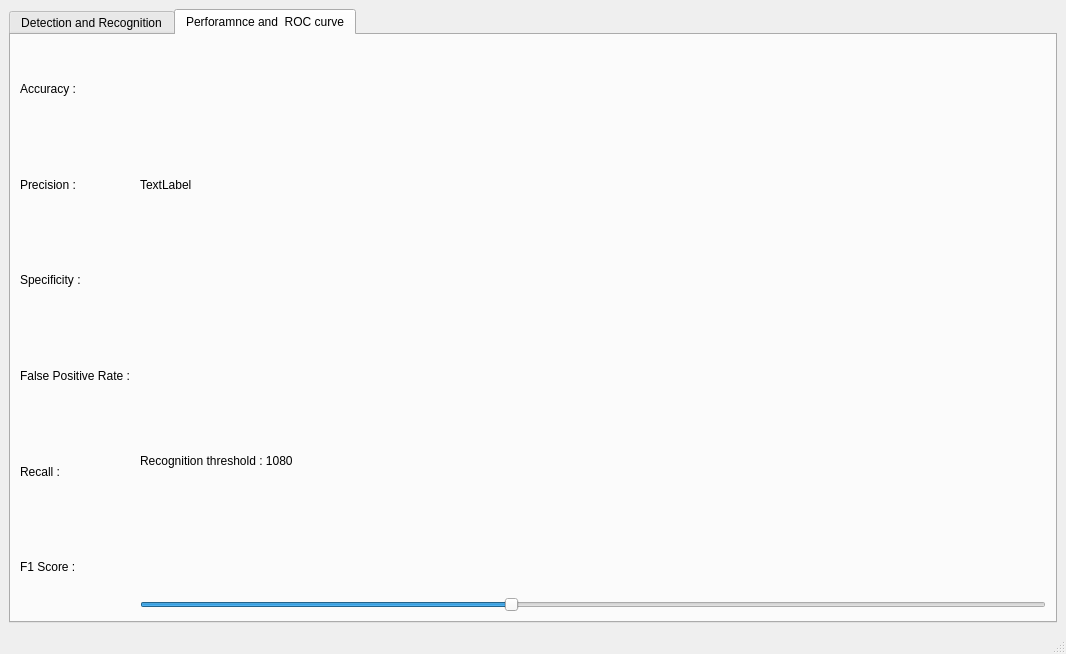
Above: main.ui from Muhannad159/Face-Detection-And-Recognition before the change. Below: the same form after it.
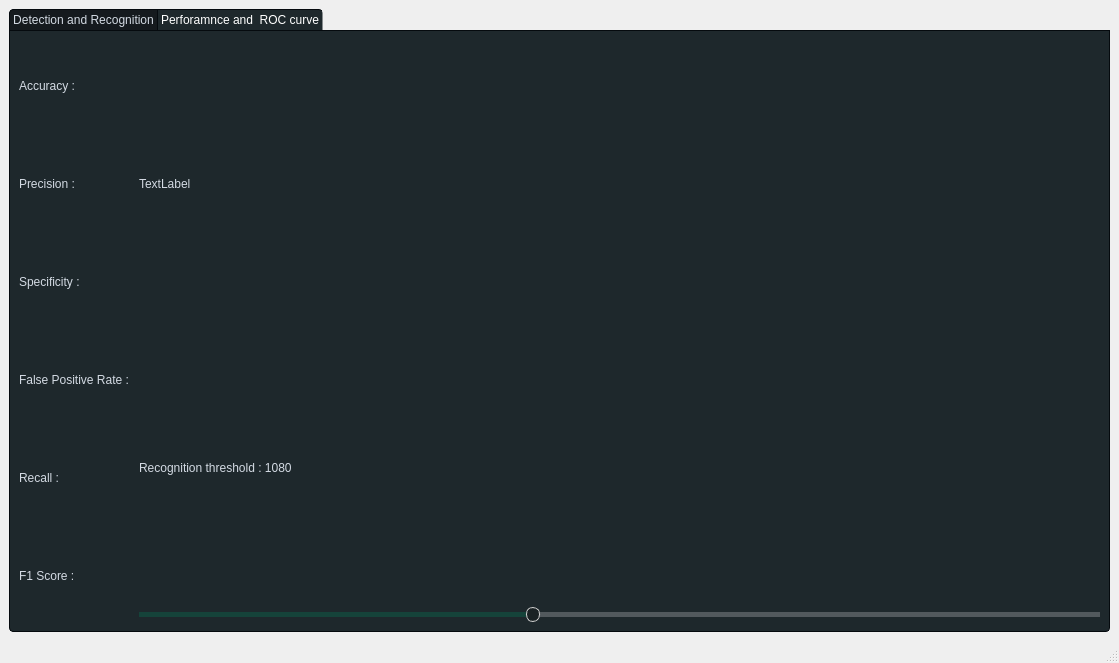
That is the form after the change.

Patch:
```diff
--- a/main.ui
+++ b/main.ui
@@ -6,8 +6,8 @@
    <rect>
     <x>0</x>
     <y>0</y>
-    <width>1066</width>
-    <height>654</height>
+    <width>1119</width>
+    <height>663</height>
    </rect>
   </property>
   <property name="windowTitle">
@@ -17,6 +17,532 @@
    <layout class="QGridLayout" name="gridLayout_4">
     <item row="0" column="0">
      <widget class="QTabWidget" name="tabWidget">
+      <property name="styleSheet">
+       <string notr="true">QMainWindow {
+	background-color:#151a1e;
+}
+QCalendar {
+	background-color: #151a1e;
+}
+QTextEdit {
+	border-width: 1px;
+	border-style: solid;
+	border-color: #4fa08b;
+	background-color: #222b2e;
+	color: #d3dae3;
+}
+QPlainTextEdit {
+	border-width: 1px;
+	border-style: solid;
+	border-color: #4fa08b;
+	background-color: #222b2e;
+	color: #d3dae3;
+}
+QToolButton {
+	border-style: solid;
+	border-top-color: qlineargradient(spread:pad, x1:0.5, y1:1, x2:0.5, y2:0, stop:0 rgb(215, 215, 215), stop:1 rgb(222, 222, 222));
+	border-right-color: qlineargradient(spread:pad, x1:0, y1:0.5, x2:1, y2:0.5, stop:0 rgb(217, 217, 217), stop:1 rgb(227, 227, 227));
+	border-left-color: qlineargradient(spread:pad, x1:0, y1:0.5, x2:1, y2:0.5, stop:0 rgb(227, 227, 227), stop:1 rgb(217, 217, 217));
+	border-bottom-color: qlineargradient(spread:pad, x1:0.5, y1:1, x2:0.5, y2:0, stop:0 rgb(215, 215, 215), stop:1 rgb(222, 222, 222));
+	border-width: 1px;
+	border-radius: 5px;
+	color: #d3dae3;
+	padding: 2px;
+	background-color: rgb(255,255,255);
+}
+QToolButton:hover{
+	border-style: solid;
+	border-top-color: qlineargradient(spread:pad, x1:0.5, y1:1, x2:0.5, y2:0, stop:0 rgb(195, 195, 195), stop:1 rgb(222, 222, 222));
+	border-right-color: qlineargradient(spread:pad, x1:0, y1:0.5, x2:1, y2:0.5, stop:0 rgb(197, 197, 197), stop:1 rgb(227, 227, 227));
+	border-left-color: qlineargradient(spread:pad, x1:0, y1:0.5, x2:1, y2:0.5, stop:0 rgb(227, 227, 227), stop:1 rgb(197, 197, 197));
+	border-bottom-color: qlineargradient(spread:pad, x1:0.5, y1:1, x2:0.5, y2:0, stop:0 rgb(195, 195, 195), stop:1 rgb(222, 222, 222));
+	border-width: 1px;
+	border-radius: 5px;
+	color: rgb(0,0,0);
+	padding: 2px;
+	background-color: rgb(255,255,255);
+}
+QToolButton:pressed{
+	border-style: solid;
+	border-top-color: qlineargradient(spread:pad, x1:0.5, y1:1, x2:0.5, y2:0, stop:0 rgb(215, 215, 215), stop:1 rgb(222, 222, 222));
+	border-right-color: qlineargradient(spread:pad, x1:0, y1:0.5, x2:1, y2:0.5, stop:0 rgb(217, 217, 217), stop:1 rgb(227, 227, 227));
+	border-left-color: qlineargradient(spread:pad, x1:0, y1:0.5, x2:1, y2:0.5, stop:0 rgb(227, 227, 227), stop:1 rgb(217, 217, 217));
+	border-bottom-color: qlineargradient(spread:pad, x1:0.5, y1:1, x2:0.5, y2:0, stop:0 rgb(215, 215, 215), stop:1 rgb(222, 222, 222));
+	border-width: 1px;
+	border-radius: 5px;
+	color: rgb(0,0,0);
+	padding: 2px;
+	background-color: rgb(142,142,142);
+}
+QPushButton{
+	border-style: solid;
+	border-color: #050a0e;
+	border-width: 1px;
+	border-radius: 5px;
+	color: #d3dae3;
+	padding: 2px;
+	background-color: #151a1e;
+}
+QPushButton::default{
+	border-style: solid;
+	border-color: #050a0e;
+	border-width: 1px;
+	border-radius: 5px;
+	color: #FFFFFF;
+	padding: 2px;
+	background-color: #151a1e;;
+}
+QPushButton:hover{
+	border-style: solid;
+	border-color: #050a0e;
+	border-width: 1px;
+	border-radius: 5px;
+	color: #d3dae3;
+	padding: 2px;
+	background-color: #1c1f1f;
+}
+QPushButton:pressed{
+	border-style: solid;
+	border-color: #050a0e;
+	border-width: 1px;
+	border-radius: 5px;
+	color: #d3dae3;
+	padding: 2px;
+	background-color: #2c2f2f;
+}
+QPushButton:disabled{
+	border-style: solid;
+	border-top-color: qlineargradient(spread:pad, x1:0.5, y1:1, x2:0.5, y2:0, stop:0 rgb(215, 215, 215), stop:1 rgb(222, 222, 222));
+	border-right-color: qlineargradient(spread:pad, x1:0, y1:0.5, x2:1, y2:0.5, stop:0 rgb(217, 217, 217), stop:1 rgb(227, 227, 227));
+	border-left-color: qlineargradient(spread:pad, x1:0, y1:0.5, x2:1, y2:0.5, stop:0 rgb(227, 227, 227), stop:1 rgb(217, 217, 217));
+	border-bottom-color: qlineargradient(spread:pad, x1:0.5, y1:1, x2:0.5, y2:0, stop:0 rgb(215, 215, 215), stop:1 rgb(222, 222, 222));
+	border-width: 1px;
+	border-radius: 5px;
+	color: #808086;
+	padding: 2px;
+	background-color: rgb(142,142,142);
+}
+QLineEdit {
+	border-width: 1px;
+	border-style: solid;
+	border-color: #4fa08b;
+	background-color: #222b2e;
+	color: #d3dae3;
+}
+QLabel {
+	color: #d3dae3;
+}
+QLCDNumber {
+	color: #4d9b87;
+}
+QProgressBar {
+	text-align: center;
+	color: #d3dae3;
+	border-radius: 10px;
+	border-color: transparent;
+	border-style: solid;
+	background-color: #52595d;
+}
+QProgressBar::chunk {
+	background-color: #214037	;
+	border-radius: 10px;
+}
+QMenuBar {
+	background-color: #151a1e;
+}
+QMenuBar::item {
+	color: #d3dae3;
+  	spacing: 3px;
+  	padding: 1px 4px;
+	background-color: #151a1e;
+}
+
+QMenuBar::item:selected {
+  	background-color: #252a2e;
+	color: #FFFFFF;
+}
+QMenu {
+	background-color: #151a1e;
+}
+QMenu::item:selected {
+	background-color: #252a2e;
+	color: #FFFFFF;
+}
+QMenu::item {
+	color: #d3dae3;
+	background-color: #151a1e;
+}
+QTabWidget {
+	color:rgb(0,0,0);
+	background-color:#000000;
+}
+QTabWidget::pane {
+		border-color: #050a0e;
+		background-color: #1e282c;
+		border-style: solid;
+		border-width: 1px;
+    	border-bottom-left-radius: 4px;
+		border-bottom-right-radius: 4px;
+}
+QTabBar::tab:first {
+	border-style: solid;
+	border-left-width:1px;
+	border-right-width:0px;
+	border-top-width:1px;
+	border-bottom-width:0px;
+	border-top-color: #050a0e;
+	border-left-color: #050a0e;
+	border-bottom-color: #050a0e;
+	border-top-left-radius: 4px;
+	color: #d3dae3;
+	padding: 3px;
+	margin-left:0px;
+	background-color: #151a1e;
+}
+QTabBar::tab:last {
+	border-style: solid;
+	border-top-width:1px;
+	border-left-width:1px;
+	border-right-width:1px;
+	border-bottom-width:0px;
+	border-color: #050a0e;
+	border-top-right-radius: 4px;
+	color: #d3dae3;
+	padding: 3px;
+	margin-left:0px;
+	background-color: #151a1e;
+}
+QTabBar::tab {
+	border-style: solid;
+	border-top-width:1px;
+	border-bottom-width:0px;
+	border-left-width:1px;
+	border-top-color: #050a0e;
+	border-left-color: #050a0e;
+	border-bottom-color: #050a0e;
+	color: #d3dae3;
+	padding: 3px;
+	margin-left:0px;
+	background-color: #151a1e;
+}
+QTabBar::tab:selected, QTabBar::tab:last:selected, QTabBar::tab:hover {
+  	border-style: solid;
+  	border-left-width:1px;
+	border-bottom-width:0px;
+	border-right-color: transparent;
+	border-top-color: #050a0e;
+	border-left-color: #050a0e;
+	border-bottom-color: #050a0e;
+	color: #FFFFFF;
+	padding: 3px;
+	margin-left:0px;
+	background-color: #1e282c;
+}
+
+QTabBar::tab:selected, QTabBar::tab:first:selected, QTabBar::tab:hover {
+  	border-style: solid;
+  	border-left-width:1px;
+  	border-bottom-width:0px;
+  	border-top-width:1px;
+	border-right-color: transparent;
+	border-top-color: #050a0e;
+	border-left-color: #050a0e;
+	border-bottom-color: #050a0e;
+	color: #FFFFFF;
+	padding: 3px;
+	margin-left:0px;
+	background-color: #1e282c;
+}
+
+QCheckBox {
+	color: #d3dae3;
+	padding: 2px;
+}
+QCheckBox:disabled {
+	color: #808086;
+	padding: 2px;
+}
+
+QCheckBox:hover {
+	border-radius:4px;
+	border-style:solid;
+	padding-left: 1px;
+	padding-right: 1px;
+	padding-bottom: 1px;
+	padding-top: 1px;
+	border-width:1px;
+	border-color: transparent;
+}
+QCheckBox::indicator:checked {
+
+	height: 10px;
+	width: 10px;
+	border-style:solid;
+	border-width: 1px;
+	border-color: #4fa08b;
+	color: #000000;
+	background-color: qradialgradient(cx:0.4, cy:0.4, radius: 1.5,fx:0, fy:0, stop:0 #1e282c, stop:0.3 #1e282c, stop:0.4 #4fa08b, stop:0.5 #1e282c, stop:1 #1e282c);
+}
+QCheckBox::indicator:unchecked {
+
+	height: 10px;
+	width: 10px;
+	border-style:solid;
+	border-width: 1px;
+	border-color: #4fa08b;
+	color: #000000;
+}
+QRadioButton {
+	color: #d3dae3;
+	padding: 1px;
+}
+QRadioButton::indicator:checked {
+	height: 10px;
+	width: 10px;
+	border-style:solid;
+	border-radius:5px;
+	border-width: 1px;
+	border-color: #4fa08b;
+	color: #a9b7c6;
+	background-color: qradialgradient(cx:0.5, cy:0.5, radius:0.4,fx:0.5, fy:0.5, stop:0 #4fa08b, stop:1 #1e282c);
+}
+QRadioButton::indicator:!checked {
+	height: 10px;
+	width: 10px;
+	border-style:solid;
+	border-radius:5px;
+	border-width: 1px;
+	border-color: #4fa08b;
+	color: #a9b7c6;
+	background-color: transparent;
+}
+QStatusBar {
+	color:#027f7f;
+}
+QSpinBox {
+	color: #d3dae3;
+	background-color: #222b2e;
+	border-width: 1px;
+	border-style: solid;
+	border-color: #4fa08b;
+}
+QDoubleSpinBox {
+	color: #d3dae3;
+	background-color: #222b2e;
+	border-width: 1px;
+	border-style: solid;
+	border-color: #4fa08b;
+}
+QTimeEdit {
+	color: #d3dae3;
+	background-color: #222b2e;
+	border-width: 1px;
+	border-style: solid;
+	border-color: #4fa08b;
+}
+QDateTimeEdit {
+	color: #d3dae3;
+	background-color: #222b2e;
+	border-width: 1px;
+	border-style: solid;
+	border-color: #4fa08b;
+}
+QDateEdit {
+	color: #d3dae3;
+	background-color: #222b2e;
+	border-width: 1px;
+	border-style: solid;
+	border-color: #4fa08b;
+}
+QFontComboBox {
+	color: #d3dae3;
+	background-color: #222b2e;
+	border-width: 1px;
+	border-style: solid;
+	border-color: #4fa08b;
+}
+QComboBox {
+	color: #d3dae3;
+	background-color: #222b2e;
+	border-width: 1px;
+	border-style: solid;
+	border-color: #4fa08b;
+}
+
+QDial {
+	background: #16a085;
+}
+
+QToolBox {
+	color: #a9b7c6;
+	background-color: #222b2e;
+}
+QToolBox::tab {
+	color: #a9b7c6;
+	background-color:#222b2e;
+}
+QToolBox::tab:selected {
+	color: #FFFFFF;
+	background-color:#222b2e;
+}
+QScrollArea {
+	color: #FFFFFF;
+	background-color:#222b2e;
+}
+QSlider::groove:horizontal {
+	height: 5px;
+	background-color: #52595d;
+}
+QSlider::groove:vertical {
+	width: 5px;
+	background-color: #52595d;
+}
+QSlider::handle:horizontal {
+	background: #1a2224;
+	border-style: solid;
+	border-width: 1px;
+	border-color: rgb(207,207,207);
+	width: 12px;
+	margin: -5px 0;
+	border-radius: 7px;
+}
+QSlider::handle:vertical {
+	background: #1a2224;
+	border-style: solid;
+	border-width: 1px;
+	border-color: rgb(207,207,207);
+	height: 12px;
+	margin: 0 -5px;
+	border-radius: 7px;
+}
+QSlider::add-page:horizontal {
+    background: #52595d;
+}
+QSlider::add-page:vertical {
+    background: #52595d;
+}
+QSlider::sub-page:horizontal {
+    background-color: #15433a;
+}
+QSlider::sub-page:vertical {
+    background-color: #15433a;
+}
+QScrollBar:horizontal {
+	max-height: 10px;
+	border: 1px transparent grey;
+	margin: 0px 20px 0px 20px;
+	background: transparent;
+}
+QScrollBar:vertical {
+	max-width: 10px;
+	border: 1px transparent grey;
+	margin: 20px 0px 20px 0px;
+	background: transparent;
+}
+QScrollBar::handle:horizontal {
+	background: #52595d;
+	border-style: transparent;
+	border-radius: 4px;
+	min-width: 25px;
+}
+QScrollBar::handle:horizontal:hover {
+	background: #58a492;
+	border-style: transparent;
+	border-radius: 4px;
+	min-width: 25px;
+}
+QScrollBar::handle:vertical {
+	background: #52595d;
+	border-style: transparent;
+	border-radius: 4px;
+	min-height: 25px;
+}
+QScrollBar::handle:vertical:hover {
+	background: #58a492;
+	border-style: transparent;
+	border-radius: 4px;
+	min-height: 25px;
+}
+QScrollBar::add-line:horizontal {
+   border: 2px transparent grey;
+   border-top-right-radius: 4px;
+   border-bottom-right-radius: 4px;
+   background: #15433a;
+   width: 20px;
+   subcontrol-position: right;
+   subcontrol-origin: margin;
+}
+QScrollBar::add-line:horizontal:pressed {
+   border: 2px transparent grey;
+   border-top-right-radius: 4px;
+   border-bottom-right-radius: 4px;
+   background: rgb(181,181,181);
+   width: 20px;
+   subcontrol-position: right;
+   subcontrol-origin: margin;
+}
+QScrollBar::add-line:vertical {
+   border: 2px transparent grey;
+   border-bottom-left-radius: 4px;
+   border-bottom-right-radius: 4px;
+   background: #15433a;
+   height: 20px;
+   subcontrol-position: bottom;
+   subcontrol-origin: margin;
+}
+QScrollBar::add-line:vertical:pressed {
+   border: 2px transparent grey;
+   border-bottom-left-radius: 4px;
+   border-bottom-right-radius: 4px;
+   background: rgb(181,181,181);
+   height: 20px;
+   subcontrol-position: bottom;
+   subcontrol-origin: margin;
+}
+QScrollBar::sub-line:horizontal {
+   border: 2px transparent grey;
+   border-top-left-radius: 4px;
+   border-bottom-left-radius: 4px;
+   background: #15433a;
+   width: 20px;
+   subcontrol-position: left;
+   subcontrol-origin: margin;
+}
+QScrollBar::sub-line:horizontal:pressed {
+   border: 2px transparent grey;
+   border-top-left-radius: 4px;
+   border-bottom-left-radius: 4px;
+   background: rgb(181,181,181);
+   width: 20px;
+   subcontrol-position: left;
+   subcontrol-origin: margin;
+}
+QScrollBar::sub-line:vertical {
+   border: 2px transparent grey;
+   border-top-left-radius: 4px;
+   border-top-right-radius: 4px;
+   background: #15433a;
+   height: 20px;
+   subcontrol-position: top;
+   subcontrol-origin: margin;
+}
+QScrollBar::sub-line:vertical:pressed {
+   border: 2px transparent grey;
+   border-top-left-radius: 4px;
+   border-top-right-radius: 4px;
+   background: rgb(181,181,181);
+   height: 20px;
+   subcontrol-position: top;
+   subcontrol-origin: margin;
+}
+
+QScrollBar::add-page:horizontal, QScrollBar::sub-page:horizontal {
+   background: none;
+}
+QScrollBar::add-page:vertical, QScrollBar::sub-page:vertical {
+   background: none;
+}</string>
+      </property>
       <property name="currentIndex">
        <number>1</number>
       </property>
```
Left out of the diff: 4 changed lines with no effect on the pictures.
